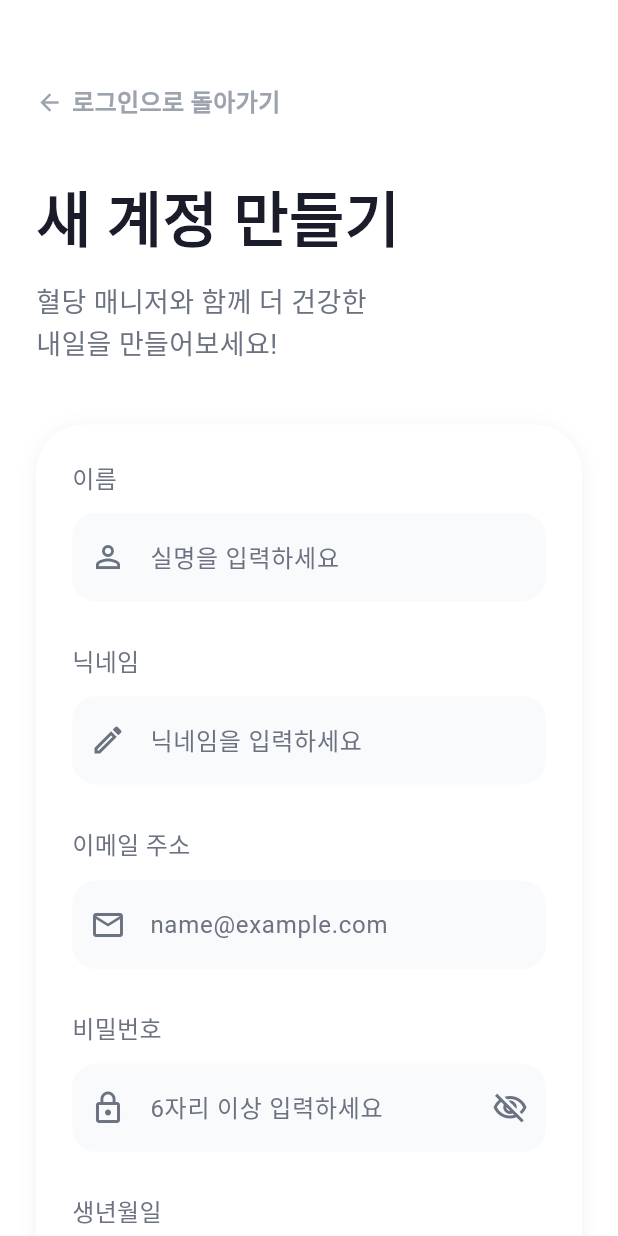
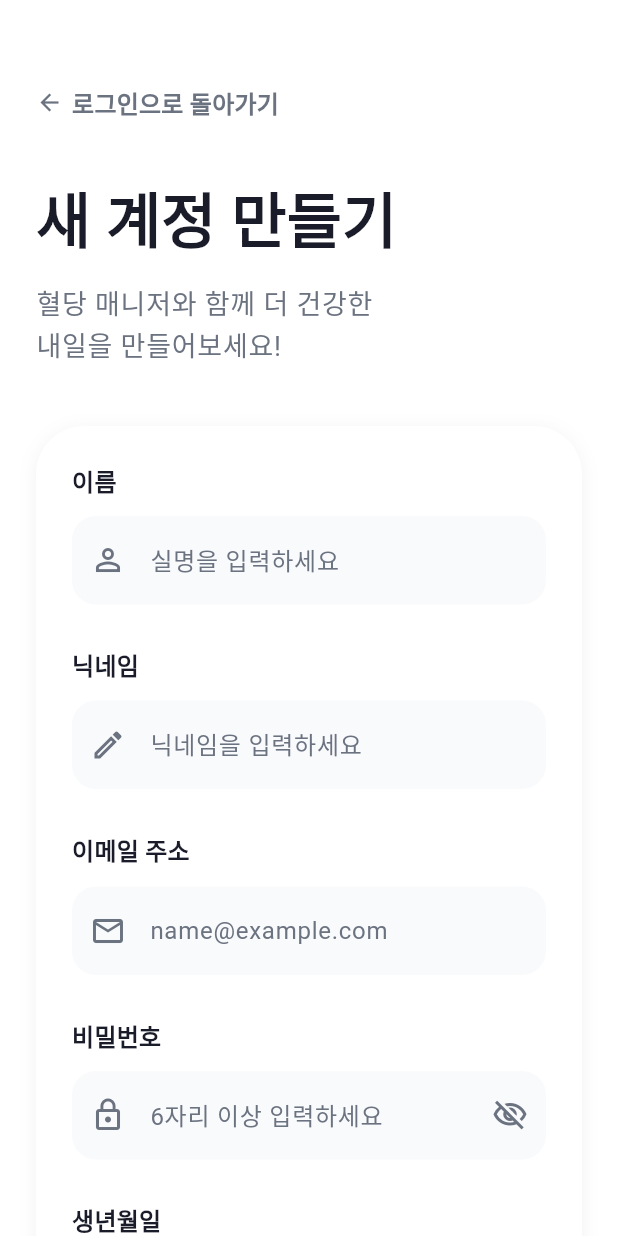
Before and after one commit to kobeay/dangdang_v2, a Flutter app: the screen it shows after launch, after a tap on "회원가입", on a phone screen of 412 x 824 dp. Run offline on Flutter 3.47's test engine with Material 3 defaults, Android fonts, the phone set to English and light mode, and no system bars; our stand-ins replace go_router.

Commit message:
Theme 추가 적용

```diff
--- a/lib/app/theme/app_theme.dart
+++ b/lib/app/theme/app_theme.dart
@@ -28,6 +28,8 @@ abstract final class AppTheme {
       scaffoldBackgroundColor: colorScheme.surface,
       textTheme: textTheme,
       inputDecorationTheme: _buildInputDecorationTheme(colorScheme, textTheme),
+      elevatedButtonTheme: _buildElevatedButtonTheme(colorScheme, textTheme),
+      datePickerTheme: _buildDatePickerTheme(colorScheme, textTheme),
     );
   }
 
@@ -82,4 +84,51 @@ abstract final class AppTheme {
       borderSide: BorderSide.none,
     );
   }
+
+  static ElevatedButtonThemeData _buildElevatedButtonTheme(
+    ColorScheme colorScheme,
+    TextTheme textTheme,
+  ) {
+    return ElevatedButtonThemeData(
+      style: ElevatedButton.styleFrom(
+        minimumSize: const Size.fromHeight(56),
+        backgroundColor: colorScheme.primary,
+        foregroundColor: colorScheme.onPrimary,
+        textStyle: textTheme.labelLarge,
+        shape: RoundedRectangleBorder(borderRadius: AppRadius.medium),
+      ),
+    );
+  }
+
+  static DatePickerThemeData _buildDatePickerTheme(
+    ColorScheme colorScheme,
+    TextTheme textTheme,
+  ) {
+    return DatePickerThemeData(
+      backgroundColor: colorScheme.surface,
+      surfaceTintColor: Colors.transparent,
+      shape: RoundedRectangleBorder(borderRadius: AppRadius.large),
+      headerBackgroundColor: colorScheme.primary,
+      headerForegroundColor: colorScheme.onPrimary,
+      headerHeadlineStyle: textTheme.headlineMedium?.copyWith(
+        color: colorScheme.onPrimary,
+        fontSize: 28,
+      ),
+      weekdayStyle: textTheme.bodyMedium?.copyWith(
+        fontWeight: FontWeight.w600,
+        color: colorScheme.onSurfaceVariant,
+      ),
+      dayStyle: textTheme.bodyMedium?.copyWith(color: colorScheme.onSurface),
+      yearStyle: textTheme.bodyMedium?.copyWith(color: colorScheme.onSurface),
+      dividerColor: colorScheme.outlineVariant,
+      cancelButtonStyle: TextButton.styleFrom(
+        foregroundColor: colorScheme.onSurfaceVariant,
+        textStyle: textTheme.titleMedium,
+      ),
+      confirmButtonStyle: TextButton.styleFrom(
+        foregroundColor: colorScheme.primary,
+        textStyle: textTheme.titleMedium,
+      ),
+    );
+  }
 }
--- a/lib/features/auth/presentation/pages/login_page.dart
+++ b/lib/features/auth/presentation/pages/login_page.dart
@@ -3,6 +3,7 @@ import 'package:go_router/go_router.dart';
 import '../widgets/primary_button.dart';
 import '../widgets/custom_text_field.dart';
 import '../widgets/card_container.dart';
+import '../../../../app/theme/app_radius.dart';
 
 class LoginPage extends StatelessWidget {
   const LoginPage({super.key});
@@ -35,8 +36,8 @@ class LoginPage extends StatelessWidget {
                           child: Container(
                             height: 40,
                             decoration: BoxDecoration(
-                              color: Colors.white,
-                              borderRadius: BorderRadius.circular(12),
+                              color: colorScheme.surface,
+                              borderRadius: AppRadius.medium,
                               boxShadow: [
                                 BoxShadow(
                                   color: Colors.black.withOpacity(0.05),
@@ -48,9 +49,8 @@ class LoginPage extends StatelessWidget {
                             child: Center(
                               child: Text(
                                 '로그인',
-                                style: TextStyle(
-                                  fontSize: 14,
-                                  fontWeight: FontWeight.bold,
+                                style: textTheme.titleMedium?.copyWith(
+                                  fontWeight: FontWeight.w700,
                                   color: colorScheme.primary,
                                 ),
                               ),
@@ -61,7 +61,7 @@ class LoginPage extends StatelessWidget {
                           child: Material(
                             color: Colors.transparent,
                             child: InkWell(
-                              borderRadius: BorderRadius.circular(32),
+                              borderRadius: AppRadius.large,
                               onTap: () {
                                 context.push('/signup');
                               },
@@ -70,9 +70,8 @@ class LoginPage extends StatelessWidget {
                                 alignment: Alignment.center,
                                 child: Text(
                                   '회원가입',
-                                  style: TextStyle(
-                                    fontSize: 14,
-                                    fontWeight: FontWeight.bold,
+                                  style: textTheme.titleMedium?.copyWith(
+                                    fontWeight: FontWeight.w700,
                                     color: colorScheme.onSurfaceVariant,
                                   ),
                                 ),
@@ -99,7 +98,7 @@ class LoginPage extends StatelessWidget {
                       obscureText: true,
                     ),
                     const SizedBox(height: 32),
-                    PrimaryButton(text: '로그인', onPressed: null),
+                    PrimaryButton(text: '로그인', onPressed: () {}),
                   ],
                 ),
               ),
--- a/lib/features/auth/presentation/pages/signup_page.dart
+++ b/lib/features/auth/presentation/pages/signup_page.dart
@@ -4,14 +4,19 @@ import '../widgets/primary_button.dart';
 import '../widgets/custom_text_field.dart';
 import '../widgets/card_container.dart';
 import '../widgets/select_chip.dart';
+import '../../../../app/theme/app_radius.dart';
 
 class SignupPage extends StatelessWidget {
   const SignupPage({super.key});
 
   @override
   Widget build(BuildContext context) {
+    final theme = Theme.of(context);
+    final textTheme = theme.textTheme;
+    final colorScheme = theme.colorScheme;
+
     return Scaffold(
-      backgroundColor: Colors.white,
+      backgroundColor: colorScheme.surface,
       body: SingleChildScrollView(
         padding: const EdgeInsets.fromLTRB(24, 56, 24, 32),
         child: Column(
@@ -23,22 +28,20 @@ class SignupPage extends StatelessWidget {
                 onTap: () {
                   context.pop();
                 },
-                borderRadius: BorderRadius.circular(8),
+                borderRadius: AppRadius.small,
                 child: Row(
                   mainAxisSize: MainAxisSize.min,
                   children: [
-                    const Icon(
+                    Icon(
                       Icons.arrow_back,
                       size: 18,
-                      color: Color(0xFF9CA3AF),
+                      color: colorScheme.onSurfaceVariant,
                     ),
                     const SizedBox(width: 6),
-                    const Text(
+                    Text(
                       '로그인으로 돌아가기',
-                      style: TextStyle(
-                        fontSize: 16,
-                        fontWeight: FontWeight.w600,
-                        color: Color(0xFF9CA3AF),
+                      style: textTheme.titleMedium?.copyWith(
+                        color: colorScheme.onSurfaceVariant,
                       ),
                     ),
                   ],
@@ -46,30 +49,15 @@ class SignupPage extends StatelessWidget {
               ),
             ),
             const SizedBox(height: 40),
-            const Text(
-              '새 계정 만들기',
-              style: TextStyle(
-                fontSize: 40,
-                fontWeight: FontWeight.bold,
-                color: Color(0xFF1A1C29),
-                height: 1.2,
-              ),
-            ),
+            Text('새 계정 만들기', style: textTheme.headlineLarge),
             const SizedBox(height: 16),
-            const Text(
-              '혈당 매니저와 함께 더 건강한\n내일을 만들어보세요!',
-              style: TextStyle(
-                fontSize: 18,
-                color: Color(0xFF6B7280),
-                height: 1.5,
-              ),
-            ),
+            Text('혈당 매니저와 함께 더 건강한\n내일을 만들어보세요!', style: textTheme.bodyLarge),
             const SizedBox(height: 40),
             CardContainer(
               child: Column(
                 crossAxisAlignment: CrossAxisAlignment.start,
                 children: [
-                  const Text('이름'),
+                  Text('이름', style: textTheme.titleMedium),
                   const SizedBox(height: 12),
                   CustomTextField(
                     hintText: '실명을 입력하세요',
@@ -77,7 +65,7 @@ class SignupPage extends StatelessWidget {
                   ),
 
                   const SizedBox(height: 28),
-                  const Text('닉네임'),
+                  Text('닉네임', style: textTheme.titleMedium),
                   const SizedBox(height: 12),
                   CustomTextField(
                     hintText: '닉네임을 입력하세요',
@@ -85,7 +73,7 @@ class SignupPage extends StatelessWidget {
                   ),
 
                   const SizedBox(height: 28),
-                  const Text('이메일 주소'),
+                  Text('이메일 주소', style: textTheme.titleMedium),
                   const SizedBox(height: 12),
                   CustomTextField(
                     hintText: 'name@example.com',
@@ -93,7 +81,7 @@ class SignupPage extends StatelessWidget {
                   ),
 
                   const SizedBox(height: 28),
-                  const Text('비밀번호'),
+                  Text('비밀번호', style: textTheme.titleMedium),
                   const SizedBox(height: 12),
                   CustomTextField(
                     hintText: '6자리 이상 입력하세요',
@@ -103,7 +91,7 @@ class SignupPage extends StatelessWidget {
                   ),
 
                   const SizedBox(height: 28),
-                  const Text('생년월일'),
+                  Text('생년월일', style: textTheme.titleMedium),
                   const SizedBox(height: 12),
                   CustomTextField(
                     hintText: '생년월일을 선택하세요',
@@ -120,7 +108,7 @@ class SignupPage extends StatelessWidget {
                   ),
 
                   const SizedBox(height: 28),
-                  const Text('성별'),
+                  Text('성별', style: textTheme.titleMedium),
                   const SizedBox(height: 12),
                   Row(
                     children: [
@@ -152,7 +140,7 @@ class SignupPage extends StatelessWidget {
                         child: Column(
                           crossAxisAlignment: CrossAxisAlignment.start,
                           children: [
-                            const Text('키'),
+                            Text('키', style: textTheme.titleMedium),
                             const SizedBox(height: 12),
                             CustomTextField(
                               hintText: 'ex) 175',
@@ -170,7 +158,7 @@ class SignupPage extends StatelessWidget {
                         child: Column(
                           crossAxisAlignment: CrossAxisAlignment.start,
                           children: [
-                            const Text('몸무게'),
+                            Text('몸무게', style: textTheme.titleMedium),
                             const SizedBox(height: 12),
                             CustomTextField(
                               hintText: 'ex) 70',
@@ -185,7 +173,7 @@ class SignupPage extends StatelessWidget {
                   ),
 
                   const SizedBox(height: 28),
-                  const Text('당뇨 유형'),
+                  Text('당뇨 유형', style: textTheme.titleMedium),
                   const SizedBox(height: 12),
                   Row(
                     children: [
--- a/lib/features/auth/presentation/widgets/primary_button.dart
+++ b/lib/features/auth/presentation/widgets/primary_button.dart
@@ -9,25 +9,7 @@ class PrimaryButton extends StatelessWidget {
   @override
   Widget build(BuildContext context) {
     return SizedBox(
-      width: double.infinity,
-      height: 56,
-      child: ElevatedButton(
-        onPressed: onPressed,
-        style: ElevatedButton.styleFrom(
-          backgroundColor: const Color(0xFF6C79FA),
-          shape: RoundedRectangleBorder(
-            borderRadius: BorderRadius.circular(16),
-          ),
-        ),
-        child: Text(
-          text,
-          style: const TextStyle(
-            fontSize: 16,
-            fontWeight: FontWeight.bold,
-            color: Colors.white,
-          ),
-        ),
-      ),
+      child: ElevatedButton(onPressed: onPressed, child: Text(text)),
     );
   }
 }
```
